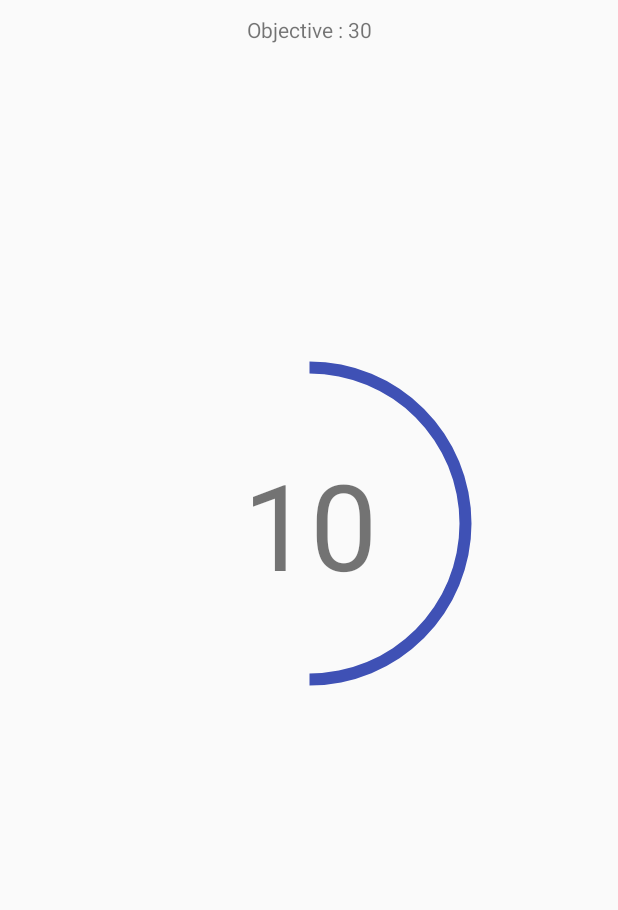
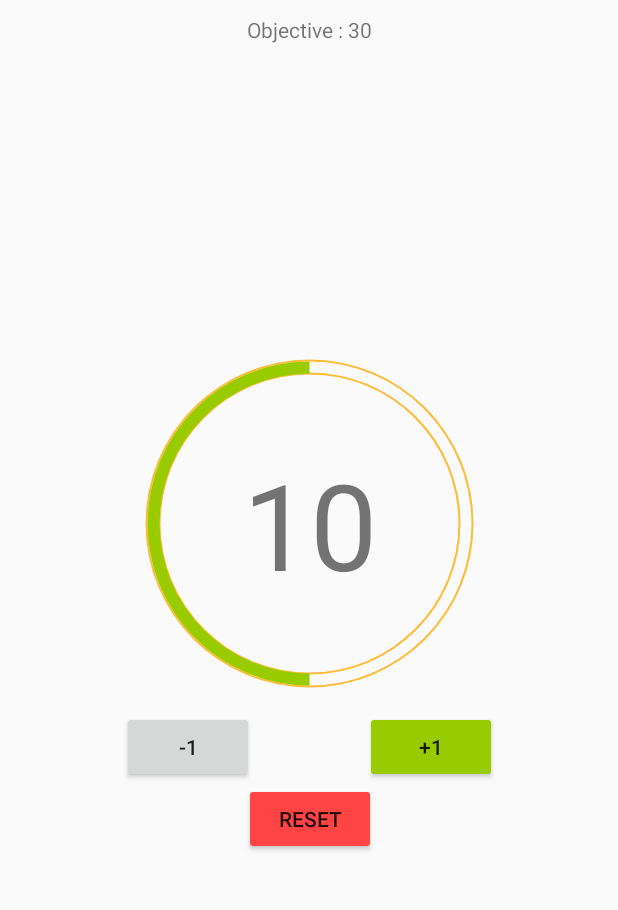
Before and after one commit to moussa-b/counter, an Android app: the CounterFragment screen opened directly, with no data from a screen before it, on a phone screen of 412 x 824 dp, the part 137-1047 px from its top. Run offline under Robolectric (Android 15) with nearby library versions, the phone set to English and light mode, and no system bars; libraries missing offline, so code that uses them is left out: com.j256.ormlite; 2 statements that could not run were skipped.

Commit message:
Refactor Counter + Statistics model classes. Add decrement and reset feature

```diff
--- a/app/src/main/java/com/mbo/counter/addeditcounter/AddEditCounterContract.java
+++ b/app/src/main/java/com/mbo/counter/addeditcounter/AddEditCounterContract.java
@@ -26,7 +26,7 @@ public interface AddEditCounterContract
 
     interface Presenter extends BasePresenter
     {
-        void saveCounter(String name, int total, String note, String direction, String color);
+        void saveCounter(String name, int limit, String note, String direction, String color);
 
         void populateCounter();
     }
--- a/app/src/main/java/com/mbo/counter/addeditcounter/AddEditCounterPresenter.java
+++ b/app/src/main/java/com/mbo/counter/addeditcounter/AddEditCounterPresenter.java
@@ -33,9 +33,9 @@ public class AddEditCounterPresenter implements AddEditCounterContract.Presenter
     }
 
     @Override
-    public void saveCounter(final String name, int total, String note, String direction, String color)
+    public void saveCounter(final String name, int limit, String note, String direction, String color)
     {
-        mCounterDataSource.saveCounter(new Counter(mCounterId, name, total, note, direction, color));
+        mCounterDataSource.saveCounter(new Counter(mCounterId, name, limit, note, direction, color));
         mAddCounterView.showCountersList();
     }
 
--- a/app/src/main/java/com/mbo/counter/counter/CounterContract.java
+++ b/app/src/main/java/com/mbo/counter/counter/CounterContract.java
@@ -14,11 +14,11 @@ public interface CounterContract
     {
         void setCount(int count);
 
-        void setTotal(int total);
+        void setLimit(int limit);
 
         void setName(String name);
 
-        void setProgression(int total, int count);
+        void setProgression(int limit, int count);
 
         void showEditCounter();
 
@@ -29,13 +29,21 @@ public interface CounterContract
 
     interface Presenter extends BasePresenter
     {
-        void addStatistics();
+        void addDecrementStatistics();
+
+        void addIncrementStatistics();
+
+        void addResetStatistics();
 
         int getCounterId();
 
-        int getTotal();
+        int getLimit();
+
+        int decrementCounter();
 
         int incrementCounter();
+
+        void resetCounter();
 
         void saveCounter(Counter counter);
 
--- a/app/src/main/java/com/mbo/counter/counter/CounterFragment.java
+++ b/app/src/main/java/com/mbo/counter/counter/CounterFragment.java
@@ -8,6 +8,7 @@ import android.view.LayoutInflater;
 import android.view.MenuItem;
 import android.view.View;
 import android.view.ViewGroup;
+import android.widget.Button;
 import android.widget.ProgressBar;
 import android.widget.TextView;
 
@@ -25,11 +26,13 @@ public class CounterFragment extends Fragment implements CounterContract.View
 {
     public static final String ARGUMENT_COUNTER_ID = "COUNTER_ID";
 
-    private TextView mName, mCount, mTotal;
+    private TextView mName, mCount, mLimit;
 
     private ProgressBar mProgressBar;
 
     private CounterContract.Presenter mPresenter;
+
+    private Button mIncreaseButton, mDecreaseButton, mResetButton;
 
     public CounterFragment()
     {
@@ -47,16 +50,42 @@ public class CounterFragment extends Fragment implements CounterContract.View
 
         mName = (TextView) root.findViewById(R.id.counter_name_text_view);
         mCount = (TextView) root.findViewById(R.id.counter_count_text_view);
-        mTotal = (TextView) root.findViewById(R.id.counter_total_text_view);
+        mLimit = (TextView) root.findViewById(R.id.counter_limit_text_view);
+        mIncreaseButton = (Button) root.findViewById(R.id.counter_increase_button);
+        mDecreaseButton = (Button) root.findViewById(R.id.counter_decrease_button);
+        mResetButton = (Button) root.findViewById(R.id.counter_reset_button);
         mProgressBar = (ProgressBar) root.findViewById(R.id.counter_progress_bar);
-        mProgressBar.setOnClickListener(new View.OnClickListener()
+
+        mIncreaseButton.setOnClickListener(new View.OnClickListener()
         {
             @Override
             public void onClick(View v)
             {
                 int count = mPresenter.incrementCounter();
                 setCount(count);
-                setProgression(mPresenter.getTotal(), count);
+                setProgression(mPresenter.getLimit(), count);
+            }
+        });
+
+        mDecreaseButton.setOnClickListener(new View.OnClickListener()
+        {
+            @Override
+            public void onClick(View v)
+            {
+                int count = mPresenter.decrementCounter();
+                setCount(count);
+                setProgression(mPresenter.getLimit(), count);
+            }
+        });
+
+        mResetButton.setOnClickListener(new View.OnClickListener()
+        {
+            @Override
+            public void onClick(View v)
+            {
+                mPresenter.resetCounter();
+                setCount(0);
+                setProgression(mPresenter.getLimit(), 0);
             }
         });
 
@@ -103,9 +132,9 @@ public class CounterFragment extends Fragment implements CounterContract.View
     }
 
     @Override
-    public void setTotal(int total)
+    public void setLimit(int limit)
     {
-        mTotal.setText(getString(R.string.objective) + " : " + String.valueOf(total));
+        mLimit.setText(getString(R.string.objective) + " : " + String.valueOf(limit));
     }
 
     @Override
@@ -115,9 +144,9 @@ public class CounterFragment extends Fragment implements CounterContract.View
     }
 
     @Override
-    public void setProgression(int total, int count)
+    public void setProgression(int limit, int count)
     {
-        float progession = 100 * (float) count / (float) total;
+        float progession = 100 * (float) count / (float) limit;
         mProgressBar.setProgress((int) progession);
     }
 
--- a/app/src/main/java/com/mbo/counter/home/HomeFragment.java
+++ b/app/src/main/java/com/mbo/counter/home/HomeFragment.java
@@ -256,8 +256,8 @@ public class HomeFragment extends Fragment implements HomeContract.View
             TextView nameTextView = (TextView) rowView.findViewById(R.id.name_text_view);
             nameTextView.setText(counter.getName());
 
-            TextView totalTextView = (TextView) rowView.findViewById(R.id.total_text_view);
-            totalTextView.setText("(" + counter.getTotal() + ")");
+            TextView limitTextView = (TextView) rowView.findViewById(R.id.limit_text_view);
+            limitTextView.setText("(" + counter.getLimit() + ")");
 
             TextView progressionTextView = (TextView) rowView.findViewById(R.id.progression_text_view);
             ProgressBar counterItemProgressBar = (ProgressBar) rowView.findViewById(R.id.counter_item_progress_bar);
@@ -269,7 +269,7 @@ public class HomeFragment extends Fragment implements HomeContract.View
                 counterItemProgressBar.setVisibility(View.VISIBLE);
                 deleteImageButton.setVisibility(View.GONE);
 
-                int progression = (int) (100 * (float) counter.getCount() / ((float) counter.getTotal()));
+                int progression = (int) (100 * (float) counter.getCount() / ((float) counter.getLimit()));
                 progressionTextView.setText(String.valueOf(progression) + "%");
 
                 counterItemProgressBar.setProgress(progression);
--- /dev/null
+++ b/app/src/main/res/drawable/progress_bar_background.xml
@@ -0,0 +1,23 @@
+<?xml version="1.0" encoding="utf-8"?>
+<layer-list xmlns:android="http://schemas.android.com/apk/res/android">
+    <item>
+        <shape xmlns:android="http://schemas.android.com/apk/res/android"
+               android:innerRadius="99dp"
+               android:innerRadiusRatio="2.5"
+               android:shape="ring"
+               android:thickness="1dp"
+               android:useLevel="false">
+            <solid android:color="@android:color/holo_orange_light"/>
+        </shape>
+    </item>
+    <item>
+        <shape xmlns:android="http://schemas.android.com/apk/res/android"
+               android:innerRadius="108dp"
+               android:innerRadiusRatio="2.5"
+               android:shape="ring"
+               android:thickness="1dp"
+               android:useLevel="false">
+            <solid android:color="@android:color/holo_orange_light"/>
+        </shape>
+    </item>
+</layer-list>
--- a/app/src/main/res/drawable/circle.xml
+++ b/app/src/main/res/drawable/progress_bar_circle.xml
@@ -5,5 +5,5 @@
        android:innerRadius="100dp"
        android:thickness="8dp"
        android:useLevel="true">
-    <solid android:color="@color/colorPrimary"/>
+    <solid android:color="@android:color/holo_green_light"/>
 </shape>
--- a/app/src/main/res/layout/counter_fragment.xml
+++ b/app/src/main/res/layout/counter_fragment.xml
@@ -20,7 +20,7 @@
         tools:ignore="HardcodedText"/>
 
     <TextView
-        android:id="@+id/counter_total_text_view"
+        android:id="@+id/counter_limit_text_view"
         android:layout_width="wrap_content"
         android:layout_height="wrap_content"
         android:layout_marginTop="10dp"
@@ -45,9 +45,10 @@
             style="?android:progressBarStyleHorizontal"
             android:layout_width="250dp"
             android:layout_height="250dp"
+            android:background="@drawable/progress_bar_background"
             android:progress="50"
-            android:progressDrawable="@drawable/circle"
-            android:rotation="-90"
+            android:progressDrawable="@drawable/progress_bar_circle"
+            android:rotation="90"
             app:layout_constraintBottom_toBottomOf="parent"
             app:layout_constraintLeft_toLeftOf="parent"
             app:layout_constraintRight_toRightOf="parent"
@@ -66,6 +67,36 @@
             app:layout_constraintTop_toTopOf="parent"
             tools:ignore="HardcodedText"/>
 
+        <Button
+            android:id="@+id/counter_decrease_button"
+            android:layout_width="wrap_content"
+            android:layout_height="wrap_content"
+            android:text="-1"
+            app:layout_constraintLeft_toLeftOf="@id/counter_progress_bar"
+            app:layout_constraintTop_toBottomOf="@id/counter_progress_bar"
+            tools:ignore="HardcodedText"/>
+
+        <Button
+            android:id="@+id/counter_increase_button"
+            android:layout_width="wrap_content"
+            android:layout_height="wrap_content"
+            android:backgroundTint="@android:color/holo_green_light"
+            android:text="+1"
+            app:layout_constraintRight_toRightOf="@id/counter_progress_bar"
+            app:layout_constraintTop_toBottomOf="@id/counter_progress_bar"
+            tools:ignore="HardcodedText"/>
+
+        <Button
+            android:id="@+id/counter_reset_button"
+            android:layout_width="wrap_content"
+            android:layout_height="wrap_content"
+            android:backgroundTint="@android:color/holo_red_light"
+            android:text="Reset"
+            app:layout_constraintLeft_toLeftOf="parent"
+            app:layout_constraintRight_toRightOf="parent"
+            app:layout_constraintTop_toBottomOf="@id/counter_increase_button"
+            tools:ignore="HardcodedText"/>
+
     </android.support.constraint.ConstraintLayout>
 
 </android.support.constraint.ConstraintLayout>
--- a/app/src/main/res/layout/counter_item.xml
+++ b/app/src/main/res/layout/counter_item.xml
@@ -28,7 +28,7 @@
         tools:ignore="HardcodedText"/>
 
     <TextView
-        android:id="@+id/total_text_view"
+        android:id="@+id/limit_text_view"
         android:layout_width="wrap_content"
         android:layout_height="wrap_content"
         android:layout_marginStart="4dp"
```
Also changed, not shown: app/src/main/java/com/mbo/counter/counter/CounterPresenter.java (+45 -10 lines), app/src/main/java/com/mbo/counter/data/model/Counter.java (+28 -9 lines), app/src/main/java/com/mbo/counter/data/model/Statistics.java (+21 -0 lines), app/src/main/java/com/mbo/counter/data/model/StatisticsType.java (added, +9 -0 lines), app/src/main/res/drawable/button_round.xml (added, +10 -0 lines).
